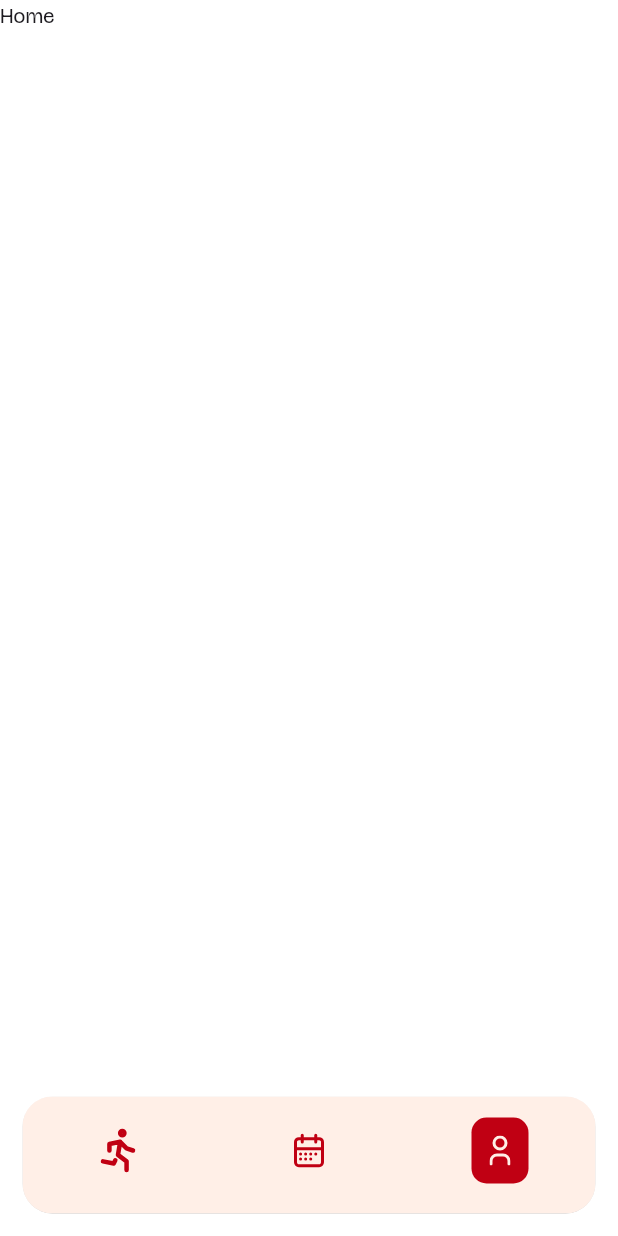
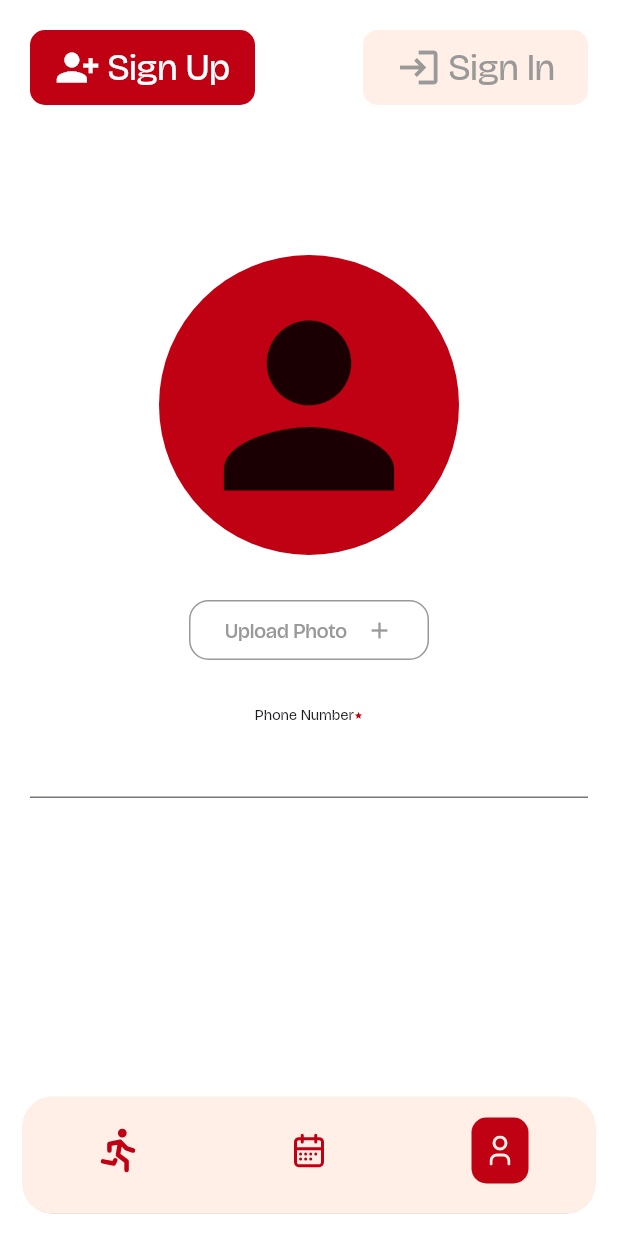
Before and after one commit to roamingworks/Roost, a Flutter app: the screen it shows after launch, item 3 of the bottom bar chosen, on a phone screen of 412 x 824 dp. Run offline on Flutter 3.47's test engine with Material 3 defaults, Android fonts, the phone set to English and light mode, and no system bars; our stand-ins replace flutter_svg, image_picker; project files that could hold a hidden picture were left out.

Commit message:
SignUp page Created

```diff
--- a/frontend/lib/components/toggleFood.dart
+++ b/frontend/lib/Components/toggleFood.dart
@@ -1,5 +1,5 @@
 import 'package:flutter/material.dart';
-import 'package:frontend/constants/colors.dart';
+import 'package:frontend/Constants/colors.dart';
 
 class ToggleFoodButton extends StatefulWidget {
   final bool initialValue;
--- a/frontend/lib/components/togglehostel.dart
+++ b/frontend/lib/Components/togglehostel.dart
@@ -1,5 +1,5 @@
 import 'package:flutter/material.dart';
-import 'package:frontend/constants/colors.dart';
+import 'package:frontend/Constants/colors.dart';
 
 class ToggleHostelButton extends StatefulWidget {
   const ToggleHostelButton({super.key});
--- a/frontend/lib/screens/dashboard.dart
+++ b/frontend/lib/Screens/dashboard.dart
@@ -4,11 +4,11 @@ import 'package:intl/intl.dart';
 // import 'package:flutter_svg/flutter_svg.dart';
 
 // Components
-import 'package:frontend/components/togglehostel.dart';
-import 'package:frontend/components/toggleFood.dart';
+import 'package:frontend/Components/togglehostel.dart';
+import 'package:frontend/Components/toggleFood.dart';
 
 // Themes
-import 'package:frontend/constants/colors.dart';
+import 'package:frontend/Constants/colors.dart';
 
 class MealPlannerDashboard extends StatefulWidget {
   MealPlannerDashboard({super.key});
--- /dev/null
+++ b/frontend/lib/Screens/sign.dart
@@ -0,0 +1,137 @@
+// Package
+import 'dart:io';
+
+import 'package:flutter/material.dart';
+import 'package:image_picker/image_picker.dart';
+
+// Colors
+import 'package:frontend/Constants/colors.dart';
+
+class SignPage extends StatefulWidget {
+  @override
+  State<SignPage> createState() => _SignPage();
+}
+
+class _SignPage extends State<SignPage> {
+  File? _imageFile;
+
+  Future<void> _pickImage() async{
+    final pickedPhoto = await ImagePicker().pickImage(source: ImageSource.gallery);
+
+    if(pickedPhoto != null){
+      setState(() {
+        _imageFile = File(pickedPhoto.path);
+      });
+    }
+    else{
+      print("No Image Selected");
+    }
+  }
+
+  @override
+  Widget build(BuildContext context){
+    return Scaffold(
+      body: SafeArea(
+        child: Padding(
+          padding: EdgeInsetsGeometry.all(20),
+          child: Column(
+            children: [
+              Row(
+                mainAxisAlignment: MainAxisAlignment.spaceBetween,
+                children: [
+                  Container(
+                    width: 150,
+                    height: 50,
+                    decoration: BoxDecoration(
+                      borderRadius: BorderRadius.circular(10),
+                      color: ColorTheme.appTertiary
+                    ),
+                    child: Row(
+                      spacing: 5,
+                      mainAxisAlignment: MainAxisAlignment.center,
+                      children: [
+                        Icon(Icons.person_add_alt_1,color: Colors.white,size: 30,),
+                        Text("Sign Up",style: TextStyle(color: Colors.white,fontSize: 25),)
+                      ],
+                    ),
+                  ),
+                  Container(
+                    width: 150,
+                    height: 50,
+                    decoration: BoxDecoration(
+                      borderRadius: BorderRadius.circular(10),
+                      color: ColorTheme.appSecondary
+                    ),
+                    child: Row(
+                      spacing: 5,
+                      mainAxisAlignment: MainAxisAlignment.center,
+                      children: [
+                        Icon(Icons.login,color: ColorTheme.textSecondary,size: 30,),
+                        Text("Sign In",style: TextStyle(color: ColorTheme.textSecondary,fontSize: 25),)
+                      ],
+                    ),
+                  )
+                ],
+              ),
+              SizedBox(height: 100,),
+              Center(
+                child: Column(
+                  mainAxisAlignment: MainAxisAlignment.center,
+                  children: [
+                    Container(
+                      width: 200,
+                      height: 200,
+                      decoration: BoxDecoration(
+                        color: ColorTheme.appTertiary,
+                        borderRadius: BorderRadius.circular(100)
+                      ),
+                      child: (_imageFile != null) ? Image.file(_imageFile!, fit: BoxFit.cover,) : Center(child: Icon(Icons.person,size: 170,),),
+                    ),
+                    SizedBox(height: 30),
+                    SizedBox(
+                      height: 40,
+                      width: 160,
+                      child: OutlinedButton(
+                      style: OutlinedButton.styleFrom(
+                        side: BorderSide(color: ColorTheme.textSecondary, width: 1),
+                        shape: RoundedRectangleBorder(
+                          borderRadius: BorderRadius.circular(13)
+                        )
+                      ),
+                      onPressed: _pickImage,
+                      child: Row(
+                        mainAxisAlignment: MainAxisAlignment.spaceBetween,
+                        children: [
+                          (_imageFile != null) ? Text("Upload Another Photo",style: TextStyle(color: ColorTheme.textSecondary),) : Text("Upload Photo",style: TextStyle(color: ColorTheme.textSecondary)),
+                          Icon(Icons.add,color: ColorTheme.textSecondary,)
+                        ],
+                      ),
+                      ),
+                    ),
+                  ],
+                ),
+              ),
+              SizedBox(height: 30,),
+              Center(
+                child:Column(
+                  children: [
+                    Row(
+                      mainAxisAlignment: MainAxisAlignment.center,
+                      children: [
+                        Text("Phone Number",style: TextStyle(fontSize: 10),),
+                        Icon(Icons.star,color: ColorTheme.appTertiary,size: 6,)
+                      ],
+                    ),
+                    TextFormField(
+
+                    )
+                  ],
+                )
+              )
+            ],
+          )
+        ),
+      ),
+    );
+  }
+}
--- a/frontend/lib/screens/view_state.dart
+++ b/frontend/lib/Screens/view_state.dart
@@ -3,7 +3,7 @@
 import 'package:flutter/material.dart';
 
 // Color
-import 'package:frontend/constants/colors.dart';
+import 'package:frontend/Constants/colors.dart';
 
 class ViewState extends StatefulWidget {
   @override
--- a/frontend/lib/main.dart
+++ b/frontend/lib/main.dart
@@ -1,8 +1,14 @@
+// Package
 import 'package:flutter/material.dart';
-import 'package:frontend/screens/view_state.dart';
-import 'screens/dashboard.dart';
 import 'package:flutter_svg/flutter_svg.dart';
-import 'package:frontend/constants/colors.dart';
+
+// Screens
+import 'package:frontend/Screens/view_state.dart';
+import 'Screens/dashboard.dart';
+import 'Screens/sign.dart';
+
+// Colors
+import 'package:frontend/Constants/colors.dart';
 
 
 void main(){
@@ -40,7 +46,8 @@ class _HomePage extends State<HomePage> {
   final List<Widget> _pages = [
     Center(child: Text('Home Page')),
     MealPlannerDashboard(),
-    Container(child: Text('Home'))
+    SignPage(),
+
   ];
 
   void _onTapped(int index){
@@ -71,7 +78,7 @@ class _HomePage extends State<HomePage> {
   @override
   Widget build(BuildContext context) {
     return Scaffold(
-      body: _currentIndex < _pages.length ? _pages[_currentIndex] : _pages[0],
+      body: _pages[_currentIndex],
       bottomNavigationBar: Padding(
 
         padding: EdgeInsets.all(15),
--- a/frontend/pubspec.yaml
+++ b/frontend/pubspec.yaml
@@ -27,6 +27,7 @@ dependencies:
   # Use with the CupertinoIcons class for iOS style icons.
   cupertino_icons: ^1.0.8
   flutter_svg: ^2.1.0
+  image_picker: ^1.1.2
 
 dev_dependencies:
   flutter_test:
```
Also changed, not shown: frontend/lib/Controller/pick_photo.dart (added, +11 -0 lines), frontend/lib/Constants/colors.dart (renamed from frontend/lib/constants/colors.dart), frontend/pubspec.lock, 6 other files.
